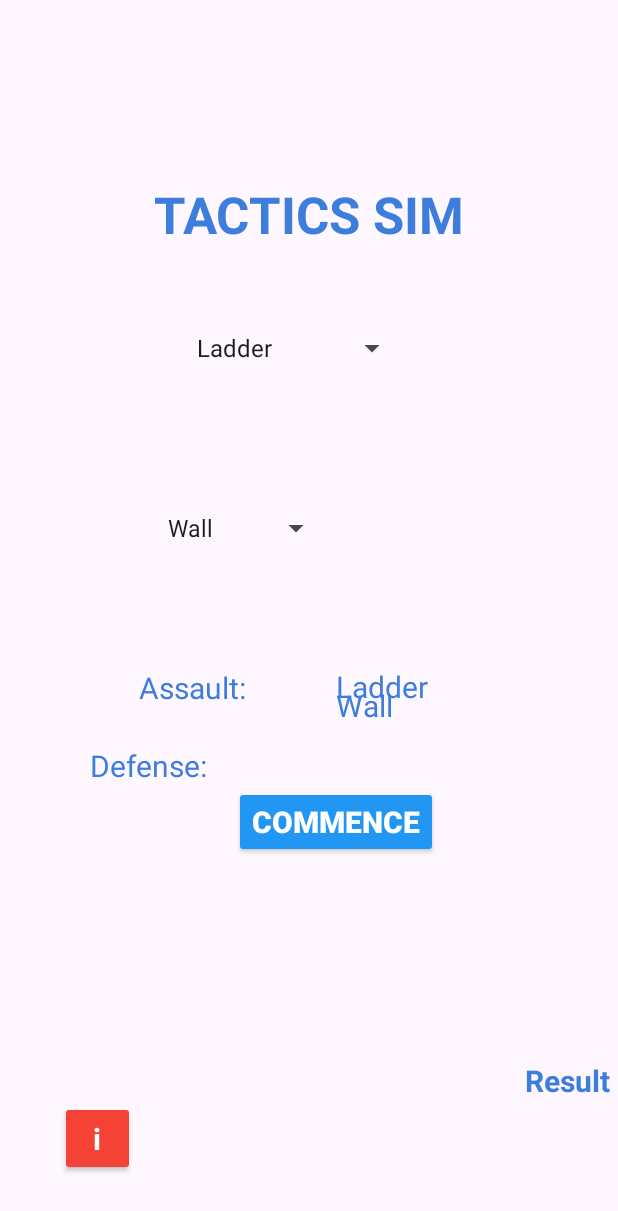
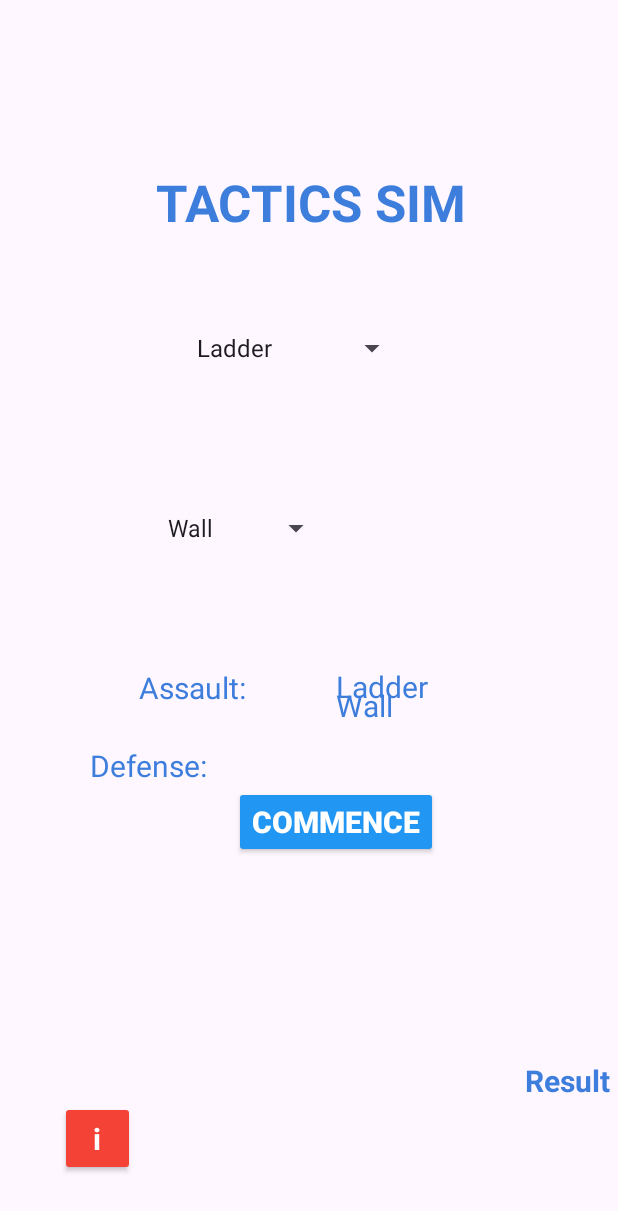
Before and after one commit to Palpha01/AASAssessment2pt1Calculator, an Android app: the screen it shows after launch (MainActivity), on a phone screen of 412 x 824 dp. Shown: the top 1211 px of the screen. Run offline under Robolectric (Android 15) with nearby library versions, the phone set to English and light mode, and no system bars.

Commit message:
Update activity_main.xml

```diff
--- a/app/src/main/res/layout/activity_main.xml
+++ b/app/src/main/res/layout/activity_main.xml
@@ -22,9 +22,7 @@
         android:id="@+id/textView"
         android:layout_width="wrap_content"
         android:layout_height="wrap_content"
-        android:layout_marginStart="150dp"
-        android:layout_marginTop="120dp"
-        android:layout_marginEnd="150dp"
+        android:layout_marginTop="112dp"
         android:text="TACTICS SIM"
         android:textAllCaps="true"
         android:textAppearance="@style/TextAppearance.AppCompat.Large"
@@ -32,6 +30,7 @@
         android:textSize="34sp"
         android:textStyle="bold"
         app:layout_constraintEnd_toEndOf="parent"
+        app:layout_constraintHorizontal_bias="0.507"
         app:layout_constraintStart_toStartOf="parent"
         app:layout_constraintTop_toTopOf="parent" />
 
```
